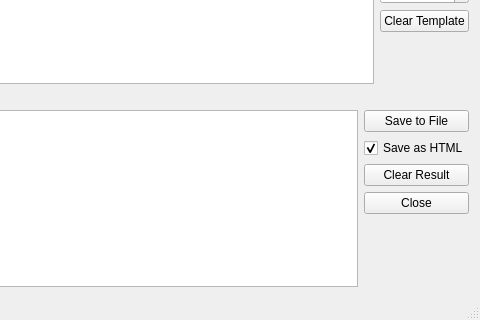
This is mainwindow.ui in AiratHalitov/ad-generator-desktop as Qt 5 draws it before an edit; both pictures show x 160 to 640 and y 160 to 480 of the 640 by 480 pixel window. The edited form follows.
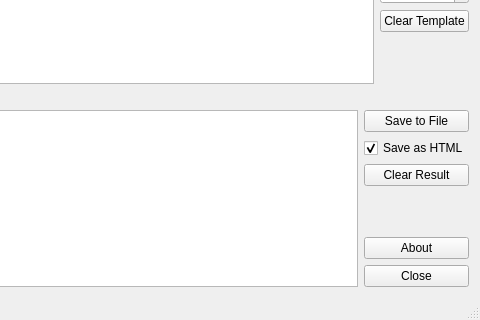
This is the edited form.

Commit message: Add about window

The edit to the form file:
```diff
--- a/mainwindow.ui
+++ b/mainwindow.ui
@@ -136,6 +136,26 @@
             </property>
            </widget>
           </item>
+          <item>
+           <spacer name="resultSpacer">
+            <property name="orientation">
+             <enum>Qt::Vertical</enum>
+            </property>
+            <property name="sizeHint" stdset="0">
+             <size>
+              <width>20</width>
+              <height>40</height>
+             </size>
+            </property>
+           </spacer>
+          </item>
+          <item>
+           <widget class="QPushButton" name="aboutButton">
+            <property name="text">
+             <string>About</string>
+            </property>
+           </widget>
+          </item>
           <item>
            <widget class="QPushButton" name="closeButton">
             <property name="text">
@@ -143,19 +163,6 @@
             </property>
            </widget>
           </item>
-          <item>
-           <spacer name="verticalSpacer_2">
-            <property name="orientation">
-             <enum>Qt::Vertical</enum>
-            </property>
-            <property name="sizeHint" stdset="0">
-             <size>
-              <width>20</width>
-              <height>40</height>
-             </size>
-            </property>
-           </spacer>
-          </item>
          </layout>
         </item>
        </layout>
```
Left out of the diff: 64 changed lines with no effect on the pictures. The commit also changes 7 other files.
